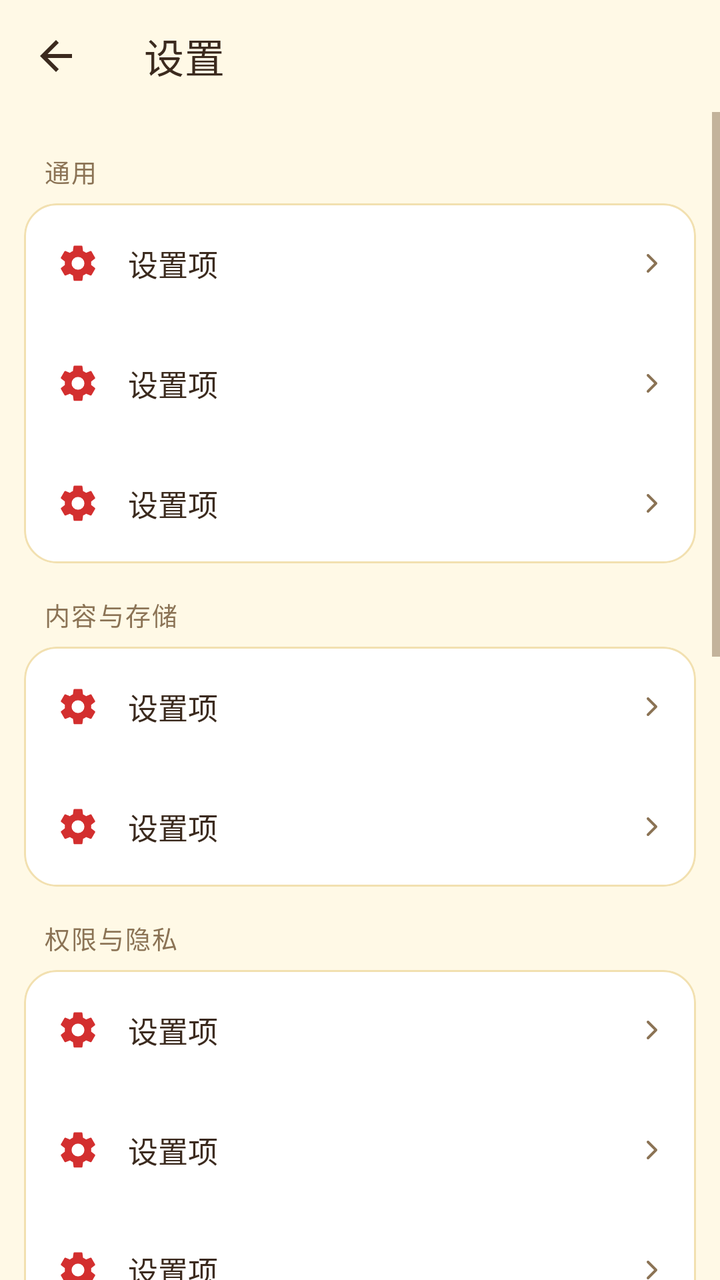
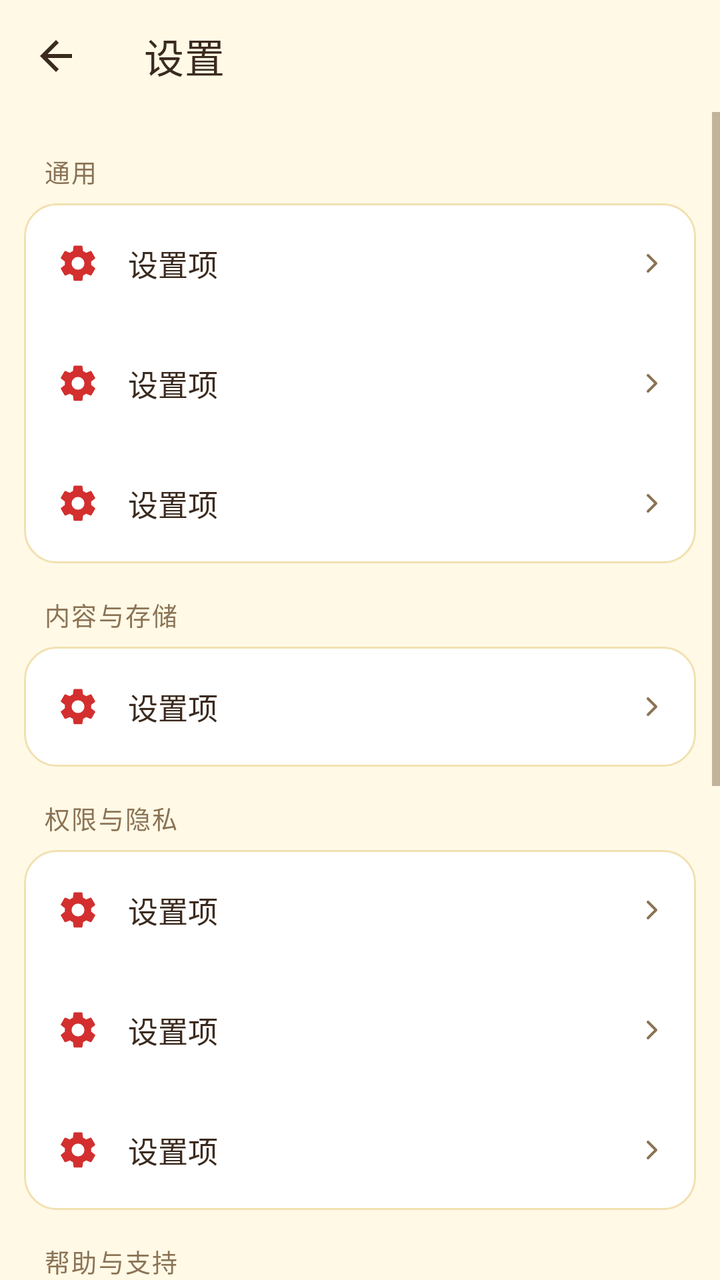

Before-and-after screenshots of an Android layout around one commit, followed by the original layout XML and the change that was made.
<!-- AndroidManifest.xml: application theme Theme.ShineApp -->
<!-- res/layout/activity_settings.xml -->
<?xml version="1.0" encoding="utf-8"?>
<LinearLayout xmlns:android="http://schemas.android.com/apk/res/android"
    xmlns:app="http://schemas.android.com/apk/res-auto"
    android:orientation="vertical"
    android:layout_width="match_parent"
    android:layout_height="match_parent"
    android:background="@color/shine_bg">

    <com.google.android.material.appbar.MaterialToolbar
        android:id="@+id/top_app_bar"
        android:layout_width="match_parent"
        android:layout_height="?attr/actionBarSize"
        android:background="@color/shine_bg"
        app:title="设置"
        app:titleTextColor="@color/shine_text"
        app:navigationIcon="?attr/homeAsUpIndicator"
        app:navigationIconTint="@color/shine_text" />

    <ScrollView
        android:layout_width="match_parent"
        android:layout_height="match_parent"
        android:fillViewport="true">

        <LinearLayout
            android:layout_width="match_parent"
            android:layout_height="wrap_content"
            android:orientation="vertical"
            android:paddingStart="12dp"
            android:paddingEnd="12dp"
            android:paddingTop="4dp"
            android:paddingBottom="24dp">

            
            <TextView style="@style/SettingsSection" android:text="通用" />

            <LinearLayout style="@style/SettingsCard">

                <include
                    android:id="@+id/row_text_zoom"
                    layout="@layout/item_settings_row"
                    android:layout_width="match_parent"
                    android:layout_height="wrap_content" />

                <include
                    android:id="@+id/row_network"
                    layout="@layout/item_settings_row"
                    android:layout_width="match_parent"
                    android:layout_height="wrap_content" />

                <include
                    android:id="@+id/row_cache"
                    layout="@layout/item_settings_row"
                    android:layout_width="match_parent"
                    android:layout_height="wrap_content" />
            </LinearLayout>

            
            <TextView style="@style/SettingsSection" android:text="内容与存储" />

            <LinearLayout style="@style/SettingsCard">

                <include
                    android:id="@+id/row_catalog"
                    layout="@layout/item_settings_row"
                    android:layout_width="match_parent"
                    android:layout_height="wrap_content" />

                <include
                    android:id="@+id/row_offline"
                    layout="@layout/item_settings_row"
                    android:layout_width="match_parent"
                    android:layout_height="wrap_content" />
            </LinearLayout>

            
            <TextView style="@style/SettingsSection" android:text="权限与隐私" />

            <LinearLayout style="@style/SettingsCard">

                <include
                    android:id="@+id/row_permissions"
                    layout="@layout/item_settings_row"
                    android:layout_width="match_parent"
                    android:layout_height="wrap_content" />

                <include
                    android:id="@+id/row_privacy"
                    layout="@layout/item_settings_row"
                    android:layout_width="match_parent"
                    android:layout_height="wrap_content" />

                <include
                    android:id="@+id/row_terms"
                    layout="@layout/item_settings_row"
                    android:layout_width="match_parent"
                    android:layout_height="wrap_content" />
            </LinearLayout>

            
            <TextView style="@style/SettingsSection" android:text="帮助与支持" />

            <LinearLayout style="@style/SettingsCard">

                <include
                    android:id="@+id/row_status"
                    layout="@layout/item_settings_row"
                    android:layout_width="match_parent"
                    android:layout_height="wrap_content" />

                <include
                    android:id="@+id/row_diag"
                    layout="@layout/item_settings_row"
                    android:layout_width="match_parent"
                    android:layout_height="wrap_content" />

                <include
                    android:id="@+id/row_about"
                    layout="@layout/item_settings_row"
                    android:layout_width="match_parent"
                    android:layout_height="wrap_content" />

                <include
                    android:id="@+id/row_policies"
                    layout="@layout/item_settings_row"
                    android:layout_width="match_parent"
                    android:layout_height="wrap_content" />

                <include
                    android:id="@+id/row_services"
                    layout="@layout/item_settings_row"
                    android:layout_width="match_parent"
                    android:layout_height="wrap_content" />
            </LinearLayout>

            
            <TextView style="@style/SettingsSection" android:text="关于" />

            <LinearLayout style="@style/SettingsCard">

                <include
                    android:id="@+id/row_update"
                    layout="@layout/item_settings_row"
                    android:layout_width="match_parent"
                    android:layout_height="wrap_content" />

                <include
                    android:id="@+id/row_version"
                    layout="@layout/item_settings_row"
                    android:layout_width="match_parent"
                    android:layout_height="wrap_content" />

                <include
                    android:id="@+id/row_share"
                    layout="@layout/item_settings_row"
                    android:layout_width="match_parent"
                    android:layout_height="wrap_content" />
            </LinearLayout>

            <TextView
                android:layout_width="match_parent"
                android:layout_height="wrap_content"
                android:layout_marginTop="18dp"
                android:gravity="center"
                android:lineSpacingExtra="3dp"
                android:paddingStart="16dp"
                android:paddingEnd="16dp"
                android:text="商品图、字体与离线页面均随安装包内置，断网也能浏览商品册与售后条款。"
                android:textColor="@color/shine_sub"
                android:textSize="12sp" />
        </LinearLayout>
    </ScrollView>
</LinearLayout>
<!-- res/layout/item_settings_row.xml (included above) -->
<?xml version="1.0" encoding="utf-8"?>
<LinearLayout xmlns:android="http://schemas.android.com/apk/res/android"
    xmlns:app="http://schemas.android.com/apk/res-auto"
    android:layout_width="match_parent"
    android:layout_height="wrap_content"
    android:orientation="horizontal"
    android:gravity="center_vertical"
    android:background="?attr/selectableItemBackground"
    android:clickable="true"
    android:focusable="true"
    android:minHeight="60dp"
    android:paddingStart="16dp"
    android:paddingEnd="14dp"
    android:paddingTop="12dp"
    android:paddingBottom="12dp">

    <ImageView
        android:id="@+id/iv_icon"
        android:layout_width="22dp"
        android:layout_height="22dp"
        android:importantForAccessibility="no"
        android:src="@drawable/ic_settings"
        app:tint="@color/shine_pink" />

    <LinearLayout
        android:layout_width="0dp"
        android:layout_height="wrap_content"
        android:layout_weight="1"
        android:layout_marginStart="14dp"
        android:orientation="vertical">

        <TextView
            android:id="@+id/tv_title"
            android:layout_width="match_parent"
            android:layout_height="wrap_content"
            android:text="设置项"
            android:textColor="@color/shine_text"
            android:textSize="15sp" />

        <TextView
            android:id="@+id/tv_sub"
            android:layout_width="match_parent"
            android:layout_height="wrap_content"
            android:layout_marginTop="2dp"
            android:textColor="@color/shine_sub"
            android:textSize="12sp"
            android:visibility="gone" />
    </LinearLayout>

    <TextView
        android:id="@+id/tv_value"
        android:layout_width="wrap_content"
        android:layout_height="wrap_content"
        android:layout_marginStart="8dp"
        android:maxWidth="150dp"
        android:maxLines="2"
        android:ellipsize="end"
        android:gravity="end"
        android:textColor="@color/shine_sub"
        android:textSize="13sp"
        android:visibility="gone" />

    <ImageView
        android:id="@+id/iv_chevron"
        android:layout_width="16dp"
        android:layout_height="16dp"
        android:layout_marginStart="6dp"
        android:importantForAccessibility="no"
        android:src="@drawable/ic_chevron_right"
        app:tint="@color/shine_sub" />
</LinearLayout>
<!-- resources referenced by this layout -->
<resources>
  <color name="shine_bg">#FFFFF9E6</color>
  <color name="shine_pink">#FFD32F2F</color>
  <color name="shine_sub">#FF8B7355</color>
  <color name="shine_text">#FF3B2A1E</color>
  <!-- drawable ic_chevron_right (drawable) -->
  <?xml version="1.0" encoding="utf-8"?>
  <vector xmlns:android="http://schemas.android.com/apk/res/android"
      android:width="24dp"
      android:height="24dp"
      android:viewportWidth="24"
      android:viewportHeight="24">
      <path
          android:pathData="M9,6 L15,12 L9,18"
          android:strokeColor="#8A7A7A"
          android:strokeWidth="2"
          android:strokeLineCap="round"
          android:strokeLineJoin="round"
          android:fillColor="#00000000" />
  </vector>
  <style name="SettingsCard">
          <item name="android:layout_width">match_parent</item>
          <item name="android:layout_height">wrap_content</item>
          <item name="android:orientation">vertical</item>
          <item name="android:background">@drawable/bg_card</item>
          <item name="android:clipToOutline">true</item>
      </style>
  <style name="SettingsSection">
          <item name="android:layout_width">match_parent</item>
          <item name="android:layout_height">wrap_content</item>
          <item name="android:paddingStart">10dp</item>
          <item name="android:paddingEnd">10dp</item>
          <item name="android:paddingTop">16dp</item>
          <item name="android:paddingBottom">7dp</item>
          <item name="android:textColor">@color/shine_sub</item>
          <item name="android:textSize">12.5sp</item>
          <item name="android:letterSpacing">0.06</item>
      </style>
  <style name="Theme.ShineApp" parent="Theme.MaterialComponents.DayNight.NoActionBar">
          <item name="colorPrimary">@color/shine_pink</item>
          <item name="colorPrimaryVariant">@color/shine_pink_dark</item>
          <item name="colorOnPrimary">@color/shine_on_red</item>
          <item name="colorSecondary">@color/shine_mint</item>
          <item name="colorSecondaryVariant">@color/shine_mint_dark</item>
          <item name="colorSurface">@color/shine_surface</item>
          <item name="android:colorBackground">@color/shine_bg</item>
          <item name="android:textColorPrimary">@color/shine_text</item>
          <item name="android:textColorSecondary">@color/shine_sub</item>
          
          <item name="android:statusBarColor">@color/shine_bg</item>
          <item name="android:navigationBarColor">@color/shine_surface</item>
          <item name="android:windowLightStatusBar">true</item>
          <item name="android:windowLightNavigationBar" tools:targetApi="27">true</item>
          <item name="android:windowBackground">@color/shine_bg</item>
      </style>
  <!-- drawable bg_card (drawable) -->
  <?xml version="1.0" encoding="utf-8"?>
  <shape xmlns:android="http://schemas.android.com/apk/res/android" android:shape="rectangle">
      <solid android:color="@color/shine_surface"/>
      <corners android:radius="16dp"/>
      <stroke android:width="1dp" android:color="@color/shine_yellow_line"/>
  </shape>
  <color name="shine_pink_dark">#FFB71C1C</color>
  <color name="shine_on_red">#FFFFFFFF</color>
  <color name="shine_mint">#FFFFD54F</color>
  <color name="shine_mint_dark">#FFB26A00</color>
  <color name="shine_surface">#FFFFFFFF</color>
  <color name="shine_yellow_line">#FFF2E0B0</color>
  <!-- unchanged entries left out for length: 1 -->
</resources>

<!-- the commit's change to res/layout/activity_settings.xml (unified diff, before → after) -->
@@ -60,12 +60,6 @@
             <LinearLayout style="@style/SettingsCard">
 
                 <include
-                    android:id="@+id/row_catalog"
-                    layout="@layout/item_settings_row"
-                    android:layout_width="match_parent"
-                    android:layout_height="wrap_content" />
-
-                <include
                     android:id="@+id/row_offline"
                     layout="@layout/item_settings_row"
                     android:layout_width="match_parent"
@@ -108,25 +102,7 @@
                     android:layout_height="wrap_content" />
 
                 <include
-                    android:id="@+id/row_diag"
-                    layout="@layout/item_settings_row"
-                    android:layout_width="match_parent"
-                    android:layout_height="wrap_content" />
-
-                <include
                     android:id="@+id/row_about"
-                    layout="@layout/item_settings_row"
-                    android:layout_width="match_parent"
-                    android:layout_height="wrap_content" />
-
-                <include
-                    android:id="@+id/row_policies"
-                    layout="@layout/item_settings_row"
-                    android:layout_width="match_parent"
-                    android:layout_height="wrap_content" />
-
-                <include
-                    android:id="@+id/row_services"
                     layout="@layout/item_settings_row"
                     android:layout_width="match_parent"
                     android:layout_height="wrap_content" />
